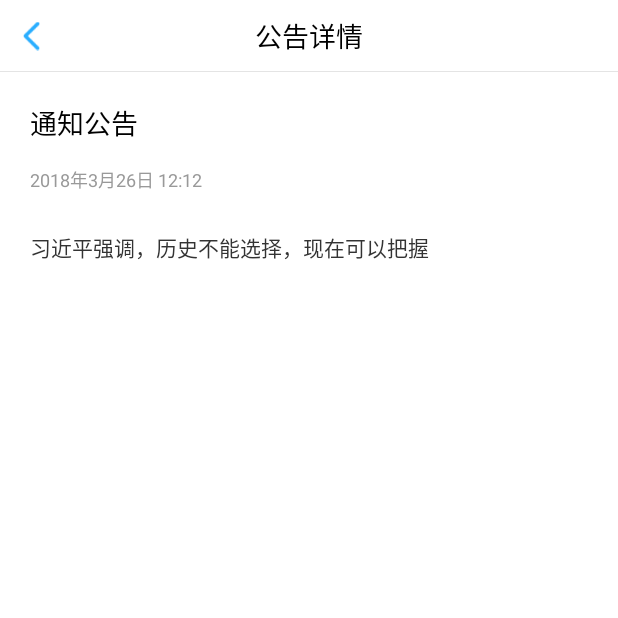
After one commit to cgy529387306/Assistant, an Android app: the MsgDetailActivity screen opened directly, with no data from a screen before it, on a phone screen of 412 x 824 dp, the top half of it. The commit adds this screen. Run offline under Robolectric (Android 15) with nearby library versions, the phone set to English and light mode, and no system bars; our stand-ins replace CircleImageView; libraries missing offline, so code that uses them is left out: com.gyf.immersionbar, rx.android.schedulers, rx.functions, rx.schedulers, rx.subscriptions; 1 statement that could not run was skipped.

Commit message:
88888888888888

```diff
--- a/app/src/main/AndroidManifest.xml
+++ b/app/src/main/AndroidManifest.xml
@@ -67,6 +67,8 @@
             android:screenOrientation="portrait"/>
         <activity android:name=".activity.MainActivity"
             android:screenOrientation="portrait"/>
+        <activity android:name=".activity.MsgDetailActivity"
+            android:screenOrientation="portrait"/>
 
         <activity android:name=".activity.competitive.CompetitiveInputActivity"
             android:screenOrientation="portrait"
--- a/app/src/main/java/com/android/mb/assistant/activity/MainActivity.java
+++ b/app/src/main/java/com/android/mb/assistant/activity/MainActivity.java
@@ -118,6 +118,7 @@ public class MainActivity extends BaseMvpActivity<CommonPresenter, ICommonView>
         mFragmentViewPager = findViewById(R.id.fragmentViewPager);
         mTabLayout = findViewById(R.id.tab_layout);
     }
+
     private void initTabViewPager(){
         mFragmentArrayList = new ArrayList<>();
         mHomeFragment = new HomeFragment();
--- /dev/null
+++ b/app/src/main/java/com/android/mb/assistant/activity/MsgDetailActivity.java
@@ -0,0 +1,52 @@
+package com.android.mb.assistant.activity;
+
+import android.os.Bundle;
+import android.widget.TextView;
+
+import com.android.mb.assistant.R;
+import com.android.mb.assistant.base.BaseActivity;
+import com.android.mb.assistant.entitys.NoticeBean;
+
+public class MsgDetailActivity extends BaseActivity {
+
+    private TextView mTvTitle;
+    private TextView mTvTime;
+    private TextView mTvContent;
+    private NoticeBean mNoticeBean;
+
+    @Override
+    protected void loadIntent() {
+        mNoticeBean = (NoticeBean) getIntent().getSerializableExtra("mNoticeBean");
+    }
+
+    @Override
+    protected int getLayoutId() {
+        return R.layout.act_msg_detail;
+    }
+
+    @Override
+    protected void initTitle() {
+        setTitleText("公告详情");
+    }
+
+    @Override
+    protected void bindViews() {
+        mTvTitle = findViewById(R.id.tv_title1);
+        mTvTime = findViewById(R.id.tv_time);
+        mTvContent = findViewById(R.id.tv_content);
+    }
+
+    @Override
+    protected void processLogic(Bundle savedInstanceState) {
+        if (mNoticeBean!=null){
+            mTvTitle.setText(mNoticeBean.getMtitle());
+            mTvTime.setText(mNoticeBean.getMcratetime());
+            mTvContent.setText(mNoticeBean.getMcontent());
+        }
+    }
+
+    @Override
+    protected void setListener() {
+
+    }
+}
--- a/app/src/main/java/com/android/mb/assistant/activity/goods/ApplyListActivity.java
+++ b/app/src/main/java/com/android/mb/assistant/activity/goods/ApplyListActivity.java
@@ -22,7 +22,7 @@ public class ApplyListActivity extends BaseActivity{
     private FragmentViewPager mFragmentViewPager;
     private TabLayout mTabLayout;
     private ArrayList<Fragment> mFragmentArrayList;
-    private int mType;
+    private int mType;//1我的申请 0用章审批
     @Override
     protected void loadIntent() {
         mType = getIntent().getIntExtra("type",0);
@@ -35,7 +35,7 @@ public class ApplyListActivity extends BaseActivity{
 
     @Override
     protected void initTitle() {
-        setTitleText(mType == 1?"我的申请":mType==2? "最新入库":"用章审批");
+        setTitleText(mType == 1?"我的申请":"用章审批");
     }
 
     @Override
--- a/app/src/main/java/com/android/mb/assistant/constants/CodeConstants.java
+++ b/app/src/main/java/com/android/mb/assistant/constants/CodeConstants.java
@@ -188,6 +188,11 @@ public class CodeConstants {
     public static final String KEY_GOODS_CANCEL = "300023";
 
     /**
+     * 轮播图公告
+     */
+    public static final String KEY_EXTRA_DATA = "400001";
+
+    /**
      * 竞情管理
      */
     public static final String KEY_COMPETITIVE_MANAGE = "400002";
--- a/app/src/main/java/com/android/mb/assistant/fragment/GoodsManageFragment.java
+++ b/app/src/main/java/com/android/mb/assistant/fragment/GoodsManageFragment.java
@@ -95,6 +95,10 @@ public class GoodsManageFragment extends BaseMvpFragment<CommonPresenter, ICommo
                     NavigationHelper.startActivity(getActivity(), GoodsInputActivity.class,null,false);
                 }else if (i == 1) {//物资浏览
                     NavigationHelper.startActivity(getActivity(), GoodsBrowseActivity.class,null,false);
+                }else if (i == 2) {//我的领用
+                    Bundle bundle = new Bundle();
+                    bundle.putInt("type",1);
+                    NavigationHelper.startActivity(getActivity(), ApplyListActivity.class,bundle,false);
                 } else if (i == 3) {//物资购物车
                     NavigationHelper.startActivity(getActivity(), GoodsShoppingCartActivity.class,null,false);
                 }
--- a/app/src/main/java/com/android/mb/assistant/utils/ImageUtils.java
+++ b/app/src/main/java/com/android/mb/assistant/utils/ImageUtils.java
@@ -133,4 +133,5 @@ public class ImageUtils {
         Glide.with(context).load(url).apply(options).into(imageView);
     }
 
+
 }
--- /dev/null
+++ b/app/src/main/res/layout/act_msg_detail.xml
@@ -0,0 +1,47 @@
+<?xml version="1.0" encoding="utf-8"?>
+<ScrollView
+    xmlns:android="http://schemas.android.com/apk/res/android"
+    android:layout_width="match_parent"
+    android:layout_height="wrap_content"
+    android:scrollbars="none">
+    <LinearLayout
+        android:layout_width="match_parent"
+        android:layout_height="wrap_content"
+        android:orientation="vertical">
+        <TextView
+            android:id="@+id/tv_title1"
+            android:layout_width="match_parent"
+            android:layout_height="wrap_content"
+            android:layout_marginTop="20dp"
+            android:layout_marginLeft="20dp"
+            android:layout_marginRight="20dp"
+            android:layout_gravity="center_horizontal"
+            android:textSize="18sp"
+            android:textColor="#000000"
+            android:text="通知公告"/>
+        <TextView
+            android:id="@+id/tv_time"
+            android:layout_width="match_parent"
+            android:layout_height="wrap_content"
+            android:layout_marginTop="15dp"
+            android:layout_marginBottom="15dp"
+            android:layout_marginLeft="20dp"
+            android:layout_marginRight="20dp"
+            android:layout_gravity="center_horizontal"
+            android:textSize="12sp"
+            android:textColor="#999999"
+            android:text="2018年3月26日 12:12"/>
+        <TextView
+            android:id="@+id/tv_content"
+            android:layout_width="match_parent"
+            android:layout_height="wrap_content"
+            android:layout_marginTop="10dp"
+            android:layout_marginLeft="20dp"
+            android:layout_marginRight="20dp"
+            android:layout_marginBottom="30dp"
+            android:layout_gravity="center_horizontal"
+            android:textSize="14sp"
+            android:textColor="#333333"
+            android:text="习近平强调，历史不能选择，现在可以把握"/>
+    </LinearLayout>
+</ScrollView>
--- a/app/src/main/res/layout/item_competitive_header.xml
+++ b/app/src/main/res/layout/item_competitive_header.xml
@@ -10,6 +10,8 @@
         android:id="@+id/gridCate"
         android:layout_width="match_parent"
         android:layout_height="wrap_content"
+        android:paddingBottom="12dp"
+        android:paddingTop="12dp"
         android:numColumns="4"
         android:verticalSpacing="5dp"
         android:horizontalSpacing="5dp"
--- a/app/src/main/res/layout/item_goods_header.xml
+++ b/app/src/main/res/layout/item_goods_header.xml
@@ -14,7 +14,8 @@
         android:horizontalSpacing="5dp"
         android:stretchMode="columnWidth"
         android:gravity="center"
-        android:paddingBottom="24dp"
+        android:paddingBottom="12dp"
+        android:paddingTop="12dp"
         android:listSelector="#00000000"/>
 
 </LinearLayout>
--- a/app/src/main/res/layout/item_home_type.xml
+++ b/app/src/main/res/layout/item_home_type.xml
@@ -2,7 +2,6 @@
 <LinearLayout xmlns:android="http://schemas.android.com/apk/res/android"
     android:layout_width="match_parent"
     android:layout_height="wrap_content"
-    android:paddingTop="32dp"
     android:orientation="vertical">
     <ImageView
         android:id="@+id/iv_icon"
```
Also changed, not shown: app/src/main/java/com/android/mb/assistant/activity/goods/ApplyDetailsActivity.java (+6 -7 lines), app/src/main/java/com/android/mb/assistant/adapter/HomeMsgAdapter.java (+6 -2 lines), app/src/main/java/com/android/mb/assistant/entitys/BannerBean.java (added, +42 -0 lines), app/src/main/java/com/android/mb/assistant/entitys/HomeData.java (added, +33 -0 lines), app/src/main/java/com/android/mb/assistant/entitys/NoticeBean.java (added, +84 -0 lines), app/src/main/java/com/android/mb/assistant/fragment/HomeFragment.java (+73 -11 lines), app/src/main/res/layout/item_home_header.xml (+5 -43 lines), app/src/main/res/layout/item_home_msg.xml (+26 -2 lines).
